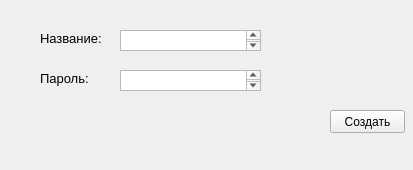
The window that View/createroomdialog.ui (Toxa-man/Connectiher) describes before a commit, drawn with Qt 5.
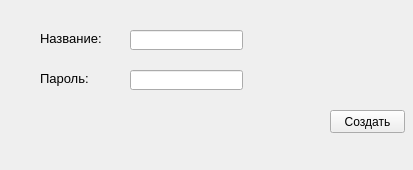
The same window after the commit.

The edit to the form file:
```diff
--- a/View/createroomdialog.ui
+++ b/View/createroomdialog.ui
@@ -50,26 +50,6 @@
      <string>Пароль:</string>
     </property>
    </widget>
-   <widget class="QTextEdit" name="RoomNameText">
-    <property name="geometry">
-     <rect>
-      <x>120</x>
-      <y>30</y>
-      <width>141</width>
-      <height>21</height>
-     </rect>
-    </property>
-   </widget>
-   <widget class="QTextEdit" name="RoomPasswordText">
-    <property name="geometry">
-     <rect>
-      <x>120</x>
-      <y>70</y>
-      <width>141</width>
-      <height>21</height>
-     </rect>
-    </property>
-   </widget>
    <widget class="QPushButton" name="CreateRoomBtn">
     <property name="geometry">
      <rect>
@@ -83,6 +63,26 @@
      <string>Создать</string>
     </property>
    </widget>
+   <widget class="QLineEdit" name="lineEdit">
+    <property name="geometry">
+     <rect>
+      <x>130</x>
+      <y>30</y>
+      <width>113</width>
+      <height>20</height>
+     </rect>
+    </property>
+   </widget>
+   <widget class="QLineEdit" name="lineEdit_2">
+    <property name="geometry">
+     <rect>
+      <x>130</x>
+      <y>70</y>
+      <width>113</width>
+      <height>20</height>
+     </rect>
+    </property>
+   </widget>
   </widget>
   <widget class="QMenuBar" name="menubar">
    <property name="geometry">
```
